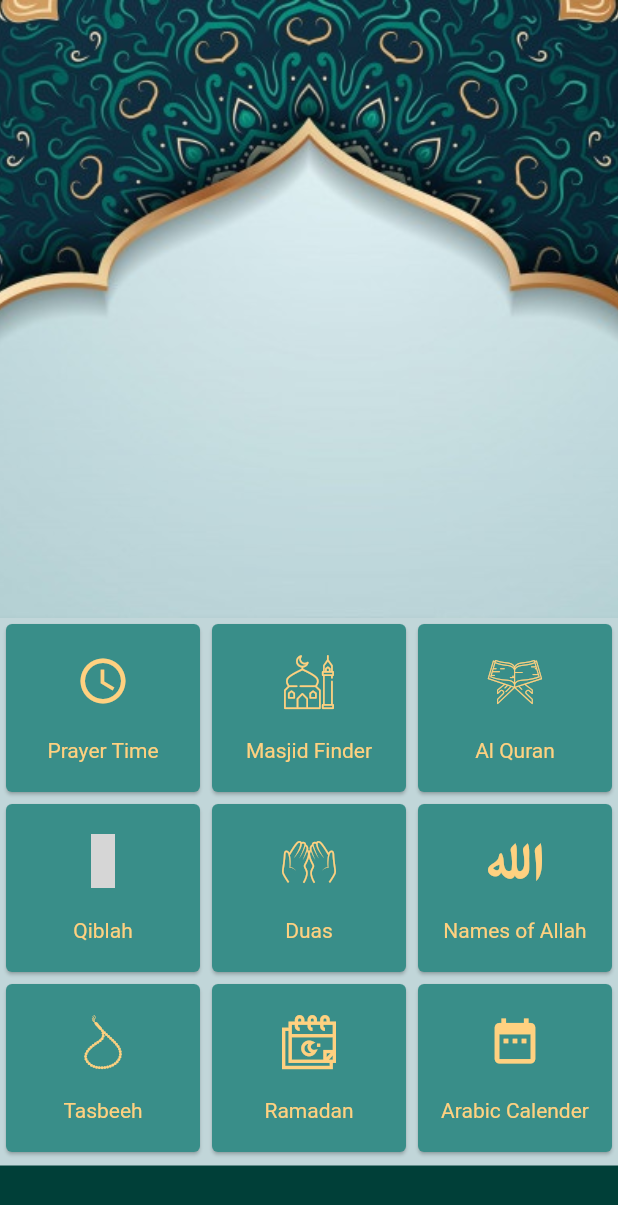
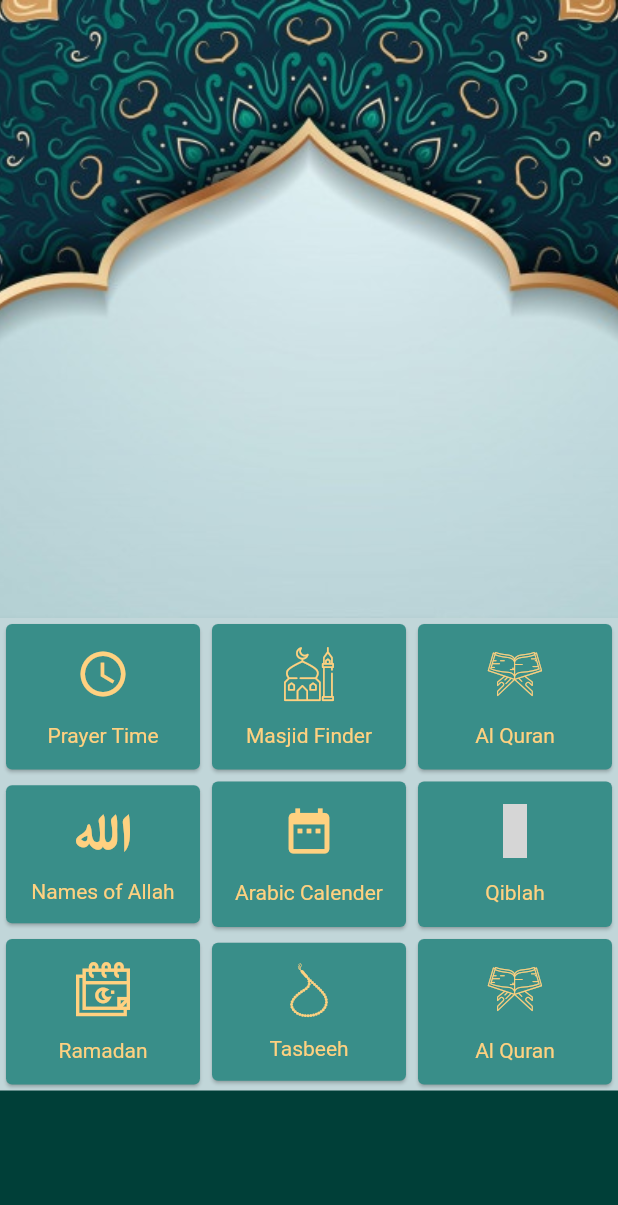
Before and after one commit to Tomal9924/holy_names, a Flutter app: the screen it shows after launch, after a tap on "Prayer Time", on a phone screen of 412 x 824 dp. Shown: the top 1205 px of the screen. Run offline on Flutter 3.47's test engine with Material 2 defaults, Android fonts, the phone set to English and light mode, and no system bars; our stand-ins replace material_design_icons_flutter; network calls fail; grey boxes are pictures that could not be loaded.

Commit message:
2nd commit

```diff
--- a/lib/ui/Dashboard_ui.dart
+++ b/lib/ui/Dashboard_ui.dart
@@ -38,59 +38,61 @@ class _DashboardState extends State<Dashboard> {
                     margin:EdgeInsets.only(top: 0),
                     padding:EdgeInsets.only(top: 0),
                     color: Color(0xFFC1D6D9),
-                    height: 365,
                     child: Column(
                       mainAxisSize: MainAxisSize.min,
                       children: <Widget>[
                         Row(
+                          mainAxisSize: MainAxisSize.min,
+                          mainAxisAlignment: MainAxisAlignment.spaceBetween,
                           children: <Widget>[
                             Expanded(
-                              flex: 1,
-                              child: PrayerTime(),
+                                flex:1,
+                                child: PrayerTime()
                             ),
                             Expanded(
                                 flex: 1,
-                              child: MasjidFinder(),
+                                child: MasjidFinder()
                             ),
                             Expanded(
                                 flex: 1,
-                              child: AlQuran(),
+                                child: AlQuran()
                             ),
-
                           ],
                         ),
                         Row(
+                          mainAxisSize: MainAxisSize.min,
+                          mainAxisAlignment: MainAxisAlignment.spaceBetween,
                           children: <Widget>[
                             Expanded(
-                              flex: 1,
-                              child: QiblaCompass(),
+                                flex:1,
+                                child: NamesOfAllah()
                             ),
                             Expanded(
                                 flex: 1,
-                              child: Dua(),
+                                child: ArabicCalender()
                             ),
                             Expanded(
                                 flex: 1,
-                              child: NamesOfAllah(),
+                                child: QiblaCompass()
                             ),
-
                           ],
                         ),
                         Row(
+                          mainAxisSize: MainAxisSize.min,
+                          mainAxisAlignment: MainAxisAlignment.spaceBetween,
                           children: <Widget>[
                             Expanded(
-                              flex: 1,
-                              child: Tasbih(),
+                                flex:1,
+                                child: RamjanUpdate()
                             ),
                             Expanded(
                                 flex: 1,
-                              child: RamjanUpdate(),
+                                child: Tasbih()
                             ),
                             Expanded(
                                 flex: 1,
-                              child: ArabicCalender(),
+                                child: AlQuran()
                             ),
-
                           ],
                         ),
                       ],
--- a/lib/utils.dart
+++ b/lib/utils.dart
@@ -2,4 +2,5 @@
 import 'package:flutter/material.dart';
 
 Color color=Color(0xFF398E89);
+const String API_KEY_FOR_PRAYER_TIME = "12615815044160840c3f08be56949006";
 //Color color=Colors.teal.shade800;
--- a/lib/widgets/widget_al_quran.dart
+++ b/lib/widgets/widget_al_quran.dart
@@ -6,7 +6,7 @@ class AlQuran extends StatelessWidget {
   @override
   Widget build(BuildContext context) {
     return Container(
-      height: 120,
+      height: 105,
       child: Card(
         color: utils.color,
         child: Column(
--- a/lib/widgets/widget_arabic_calender.dart
+++ b/lib/widgets/widget_arabic_calender.dart
@@ -6,7 +6,7 @@ class ArabicCalender extends StatelessWidget {
   @override
   Widget build(BuildContext context) {
     return Container(
-      height: 120,
+      height: 105,
       child: Card(
         color: utils.color,
         child: Column(
--- a/lib/widgets/widget_masjid_finder.dart
+++ b/lib/widgets/widget_masjid_finder.dart
@@ -6,7 +6,7 @@ class MasjidFinder extends StatelessWidget {
   @override
   Widget build(BuildContext context) {
     return Container(
-      height: 120,
+      height: 105,
       child: Card(
         color: utils.color,
         child: Column(
--- a/lib/widgets/widget_names_of_Allah.dart
+++ b/lib/widgets/widget_names_of_Allah.dart
@@ -6,7 +6,7 @@ class NamesOfAllah extends StatelessWidget {
   @override
   Widget build(BuildContext context) {
     return Container(
-      height: 120,
+      height: 100,
       child: Card(
         color: utils.color,
         child: Column(
--- a/lib/widgets/widget_prayer_time.dart
+++ b/lib/widgets/widget_prayer_time.dart
@@ -1,5 +1,10 @@
+import 'dart:convert';
+
 import 'package:flutter/material.dart';
 import 'package:holy_names/utils.dart' as utils;
+
+import '../utils.dart';
+import 'package:http/http.dart' as http;
 
 class PrayerTime extends StatelessWidget {
 
@@ -7,10 +12,10 @@ class PrayerTime extends StatelessWidget {
   @override
   Widget build(BuildContext context) {
     return Container(
-      height: 120,
+      height: 105,
       child: InkWell(
         onTap: (){
-          getPryerTimeData();
+          getPrayerTimeData();
         },
         child: Card(
           color: utils.color,
@@ -26,5 +31,15 @@ class PrayerTime extends StatelessWidget {
     );
   }
 
-  void getPryerTimeData() {}
+  Future getPrayerTimeData() async {
+    var result = await http.get('https://muslimsalat.com/dhaka.json?key='+API_KEY_FOR_PRAYER_TIME);
+      if (result.statusCode == 200) {
+
+        return json.decode(result.body);
+      } else {
+
+        return [];
+      }
+
+  }
 }
--- a/lib/widgets/widget_qibla_finder.dart
+++ b/lib/widgets/widget_qibla_finder.dart
@@ -7,7 +7,7 @@ class QiblaCompass extends StatelessWidget {
   @override
   Widget build(BuildContext context) {
     return  Container(
-      height: 120,
+      height: 105,
       child: Card(
         color: utils.color,
         child: Column(
--- a/lib/widgets/widget_ramadan.dart
+++ b/lib/widgets/widget_ramadan.dart
@@ -6,7 +6,7 @@ class RamjanUpdate extends StatelessWidget {
   @override
   Widget build(BuildContext context) {
     return Container(
-      height: 120,
+      height: 105,
       child: Card(
         color: utils.color,
         child: Column(
--- a/lib/widgets/widget_tasbih.dart
+++ b/lib/widgets/widget_tasbih.dart
@@ -6,7 +6,7 @@ class Tasbih extends StatelessWidget {
   @override
   Widget build(BuildContext context) {
     return Container(
-      height: 120,
+      height: 100,
       child: Card(
         color: utils.color,
         child: Column(
--- a/pubspec.yaml
+++ b/pubspec.yaml
@@ -10,6 +10,7 @@ dependencies:
   flutter:
     sdk: flutter
   material_design_icons_flutter:
+  http: ^0.12.0
 
   cupertino_icons: ^0.1.2
 
```
Also changed, not shown: pubspec.lock. Lines whose indentation alone changed are shown as unchanged.
